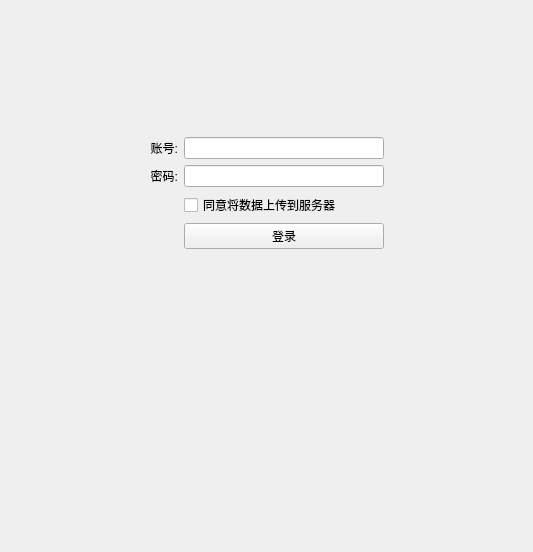
Qt form ui_src/login.ui (fx-tourist/ahutTool) before a commit.
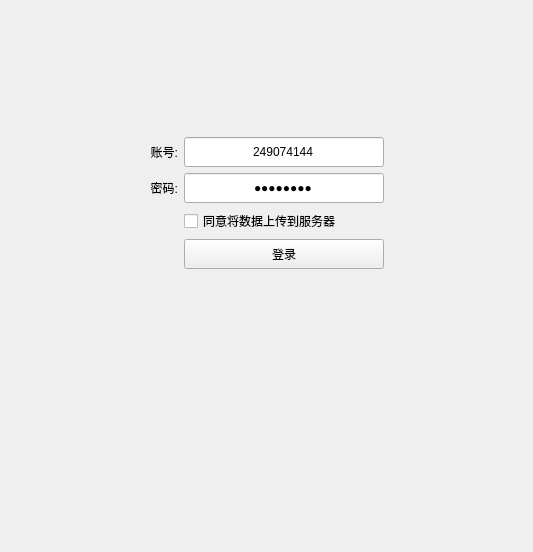
The same form after that commit.

```diff
--- a/ui_src/login.ui
+++ b/ui_src/login.ui
@@ -32,6 +32,12 @@
    </item>
    <item row="3" column="3">
     <widget class="QCheckBox" name="used_accept">
+     <property name="sizePolicy">
+      <sizepolicy hsizetype="Preferred" vsizetype="Fixed">
+       <horstretch>0</horstretch>
+       <verstretch>0</verstretch>
+      </sizepolicy>
+     </property>
      <property name="text">
       <string>同意将数据上传到服务器</string>
      </property>
@@ -52,14 +58,20 @@
    </item>
    <item row="2" column="3">
     <widget class="QLineEdit" name="login_pwdInput">
+     <property name="sizePolicy">
+      <sizepolicy hsizetype="Preferred" vsizetype="Fixed">
+       <horstretch>0</horstretch>
+       <verstretch>0</verstretch>
+      </sizepolicy>
+     </property>
      <property name="minimumSize">
       <size>
        <width>200</width>
-       <height>0</height>
+       <height>30</height>
       </size>
      </property>
      <property name="text">
-      <string/>
+      <string>20060612</string>
      </property>
      <property name="maxLength">
       <number>15</number>
@@ -75,7 +87,7 @@
    <item row="7" column="3">
     <widget class="QLabel" name="messageShow">
      <property name="sizePolicy">
-      <sizepolicy hsizetype="Ignored" vsizetype="Preferred">
+      <sizepolicy hsizetype="Preferred" vsizetype="Preferred">
        <horstretch>0</horstretch>
        <verstretch>0</verstretch>
       </sizepolicy>
@@ -102,6 +114,18 @@
    </item>
    <item row="6" column="3">
     <widget class="QPushButton" name="login_button">
+     <property name="sizePolicy">
+      <sizepolicy hsizetype="Preferred" vsizetype="Preferred">
+       <horstretch>0</horstretch>
+       <verstretch>0</verstretch>
+      </sizepolicy>
+     </property>
+     <property name="minimumSize">
+      <size>
+       <width>50</width>
+       <height>30</height>
+      </size>
+     </property>
      <property name="text">
       <string>登录</string>
      </property>
@@ -109,14 +133,20 @@
    </item>
    <item row="1" column="3">
     <widget class="QLineEdit" name="login_idInput">
+     <property name="sizePolicy">
+      <sizepolicy hsizetype="Preferred" vsizetype="Preferred">
+       <horstretch>0</horstretch>
+       <verstretch>0</verstretch>
+      </sizepolicy>
+     </property>
      <property name="minimumSize">
       <size>
        <width>200</width>
-       <height>0</height>
+       <height>30</height>
       </size>
      </property>
      <property name="text">
-      <string/>
+      <string>249074144</string>
      </property>
      <property name="maxLength">
       <number>15</number>
```
